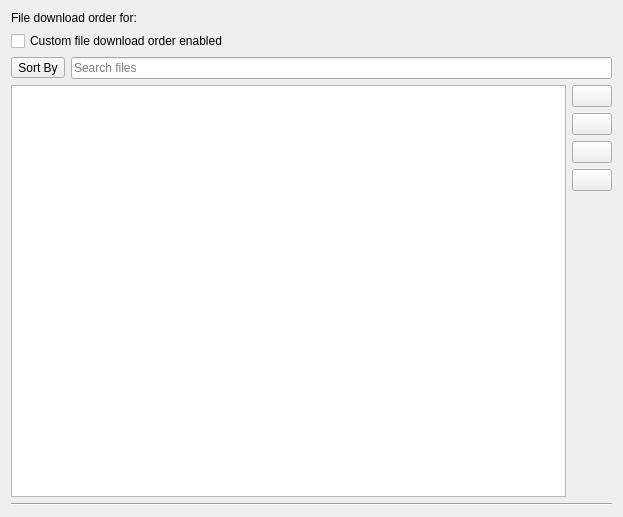
Qt form plugins/downloadorder/downloadorderwidget.ui (KDE/ktorrent) before a commit.
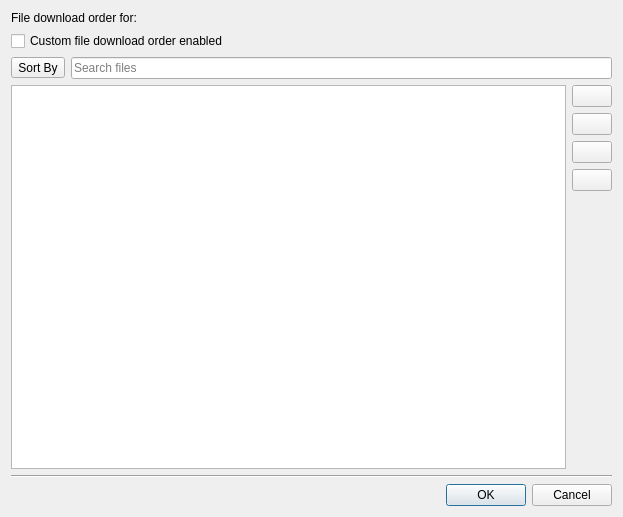
The same form after that commit.

What changed in the file:
```diff
--- a/plugins/downloadorder/downloadorderwidget.ui
+++ b/plugins/downloadorder/downloadorderwidget.ui
@@ -121,6 +121,13 @@
      </property>
     </widget>
    </item>
+   <item>
+    <widget class="QDialogButtonBox" name="buttonBox">
+     <property name="standardButtons">
+      <set>QDialogButtonBox::Cancel|QDialogButtonBox::Ok</set>
+     </property>
+    </widget>
+   </item>
   </layout>
  </widget>
  <resources/>
```
Left out of the diff: 2 changed lines with no effect on the pictures.
